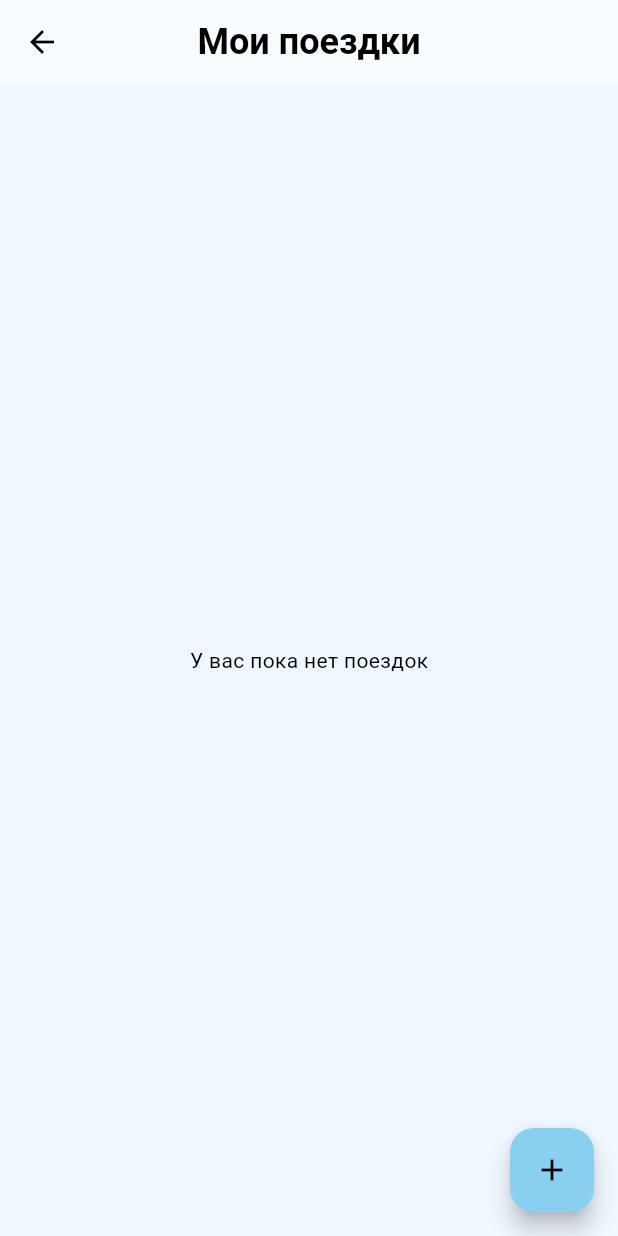
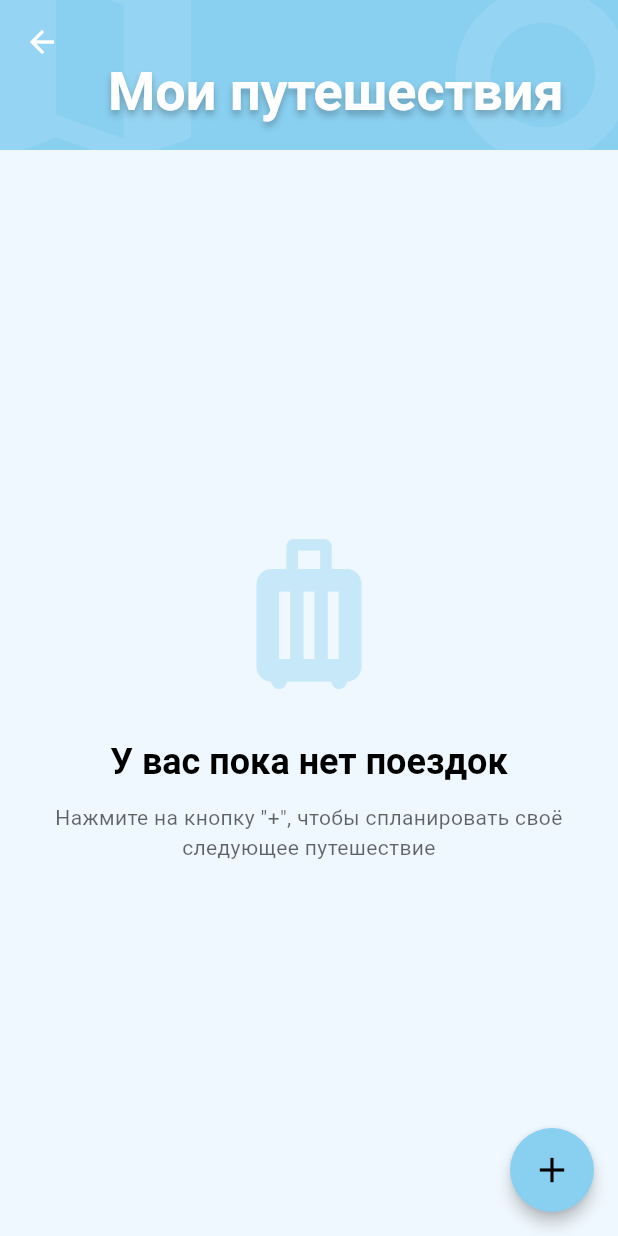
Before and after one commit to cnacibo/trip-packer, a Flutter app: the TripsScreen screen opened directly, on a phone screen of 412 x 824 dp. Run offline on Flutter 3.47's test engine with Material 3 defaults, Android fonts, the phone set to English and light mode, and no system bars; our stand-ins replace drift, equatable, firebase_analytics, firebase_auth, firebase_core, flutter_riverpod and 3 more; accounts and stored records are empty; generated files the repository leaves out were written again; Roboto replaces fonts that are missing (Poppins).

Commit message:
update trips screen

```diff
--- a/lib/presentation/trip_detail/trip_detail_screen.dart
+++ b/lib/presentation/trip_detail/trip_detail_screen.dart
@@ -7,7 +7,7 @@ import 'package:trip_packer/presentation/trip_detail/weather_tab.dart';
 class TripDetailScreen extends ConsumerWidget {
   final String tripId;
 
-  TripDetailScreen({required this.tripId});
+  const TripDetailScreen({super.key, required this.tripId});
 
   @override
   Widget build(BuildContext context, WidgetRef ref) {
--- a/lib/presentation/trips_screen/trips_screen.dart
+++ b/lib/presentation/trips_screen/trips_screen.dart
@@ -2,54 +2,171 @@ import 'package:flutter/material.dart';
 import 'package:flutter_riverpod/flutter_riverpod.dart';
 import 'package:trip_packer/presentation/trips_screen/trips_view_model.dart';
 import 'package:trip_packer/presentation/create_trip/create_trip_screen.dart';
-import 'package:trip_packer/presentation/trip_detail/trip_detail_screen.dart';
+import 'trip_card.dart';
 
 class TripsScreen extends ConsumerWidget {
+  const TripsScreen({super.key});
+
   @override
   Widget build(BuildContext context, WidgetRef ref) {
+    final theme = Theme.of(context);
     final tripsState = ref.watch(tripsViewModelProvider);
 
     return Scaffold(
-      appBar: AppBar(title: const Text('Мои поездки')),
-      body: tripsState.when(
-        data: (trips) {
-          if (trips.isEmpty) {
-            return const Center(child: Text('У вас пока нет поездок'));
-          }
-          return ListView.builder(
-            itemCount: trips.length,
-            itemBuilder: (context, index) {
-              final trip = trips[index];
-              return ListTile(
-                title: Text(trip.name),
-                subtitle: Text('${trip.destination} · ${trip.startDate.day}.${trip.startDate.month}'),
-                onTap: () {
-                  Navigator.push(
-                    context,
-                    MaterialPageRoute(
-                      builder: (_) => TripDetailScreen(tripId: trip.id),
-                    ),
-                  );
-                },
-              );
-            },
-          );
-        },
-        loading: () => const Center(child: CircularProgressIndicator()),
-        error: (err, stack) => Center(child: Text('Ошибка: $err')),
-      ),
+      backgroundColor: theme.scaffoldBackgroundColor,
       floatingActionButton: FloatingActionButton(
-        child: const Icon(Icons.add),
         onPressed: () async {
           final result = await Navigator.push(
             context,
             MaterialPageRoute(builder: (_) => CreateTripScreen()),
           );
-
           if (result == true) {
             ref.refresh(tripsViewModelProvider);
           }
         },
+        backgroundColor: theme.colorScheme.primary,
+        foregroundColor: theme.colorScheme.onPrimary,
+        elevation: 4,
+        shape: const CircleBorder(),
+        child: const Icon(Icons.add, size: 28),
+      ),
+      body: RefreshIndicator(
+        onRefresh: () => ref.read(tripsViewModelProvider.notifier).refresh(),
+        color: theme.colorScheme.primary,
+        child: CustomScrollView(
+          physics: const AlwaysScrollableScrollPhysics(),
+          slivers: [
+            SliverAppBar(
+              expandedHeight: 100,
+              floating: false,
+              pinned: true,
+              flexibleSpace: FlexibleSpaceBar(
+                title: Text(
+                  'Мои путешествия',
+                  style: theme.textTheme.titleLarge?.copyWith(
+                    color: Colors.white,
+                    fontWeight: FontWeight.w600,
+                    shadows: [
+                      Shadow(
+                        blurRadius: 6,
+                        color: Colors.black26,
+                        offset: Offset(0, 2),
+                      ),
+                    ],
+                  ),
+                ),
+                background: Container(
+                  decoration: BoxDecoration(
+                    gradient: LinearGradient(
+                      begin: Alignment.topLeft,
+                      end: Alignment.bottomRight,
+                      colors: [
+                        theme.colorScheme.primary.withValues(alpha: 0.8),
+                        theme.colorScheme.primary,
+                      ],
+                    ),
+                  ),
+                  child: Stack(
+                    fit: StackFit.expand,
+                    children: [
+                      Positioned(
+                        right: -20,
+                        top: -20,
+                        child: Icon(
+                          Icons.trip_origin,
+                          size: 140,
+                          color: Colors.white.withValues(alpha: 0.1),
+                        ),
+                      ),
+                      Positioned(
+                        left: -30,
+                        bottom: -30,
+                        child: Icon(
+                          Icons.map,
+                          size: 180,
+                          color: Colors.white.withValues(alpha: 0.1),
+                        ),
+                      ),
+                    ],
+                  ),
+                ),
+              ),
+              backgroundColor: theme.colorScheme.primary,
+              foregroundColor: Colors.white,
+              elevation: 0,
+            ),
+            tripsState.when(
+              data: (trips) {
+                if (trips.isEmpty) {
+                  return SliverFillRemaining(
+                    child: _buildEmptyState(theme),
+                  );
+                }
+                return SliverPadding(
+                  padding: const EdgeInsets.all(16),
+                  sliver: SliverList(
+                    delegate: SliverChildBuilderDelegate(
+                      (context, index) {
+                        final trip = trips[index];
+                        return AnimatedOpacity(
+                          duration: Duration(milliseconds: 300 + index * 50),
+                          opacity: 1.0,
+                          child: TripCard(trip: trip),
+                        );
+                      },
+                      childCount: trips.length,
+                    ),
+                  ),
+                );
+              },
+              loading: () => const SliverFillRemaining(
+                child: Center(
+                  child: CircularProgressIndicator(),
+                ),
+              ),
+              error: (err, stack) => SliverFillRemaining(
+                child: Center(
+                  child: Text(
+                    'Ошибка загрузки: $err',
+                    style: theme.textTheme.bodyLarge,
+                  ),
+                ),
+              ),
+            ),
+          ],
+        ),
+      ),
+    );
+  }
+
+  Widget _buildEmptyState(ThemeData theme) {
+    return Center(
+      child: Padding(
+        padding: const EdgeInsets.all(32),
+        child: Column(
+          mainAxisAlignment: MainAxisAlignment.center,
+          children: [
+            Icon(
+              Icons.luggage,
+              size: 120,
+              color: theme.colorScheme.primary.withValues(alpha: 0.4),
+            ),
+            const SizedBox(height: 24),
+            Text(
+              'У вас пока нет поездок',
+              style: theme.textTheme.titleLarge,
+              textAlign: TextAlign.center,
+            ),
+            const SizedBox(height: 12),
+            Text(
+              'Нажмите на кнопку "+", чтобы спланировать своё следующее путешествие',
+              style: theme.textTheme.bodyMedium?.copyWith(
+                color: theme.colorScheme.onSurface.withValues(alpha: 0.6),
+              ),
+              textAlign: TextAlign.center,
+            ),
+          ],
+        ),
       ),
     );
   }
```
Also changed, not shown: lib/presentation/trips_screen/trip_card.dart (added, +178 -0 lines).
